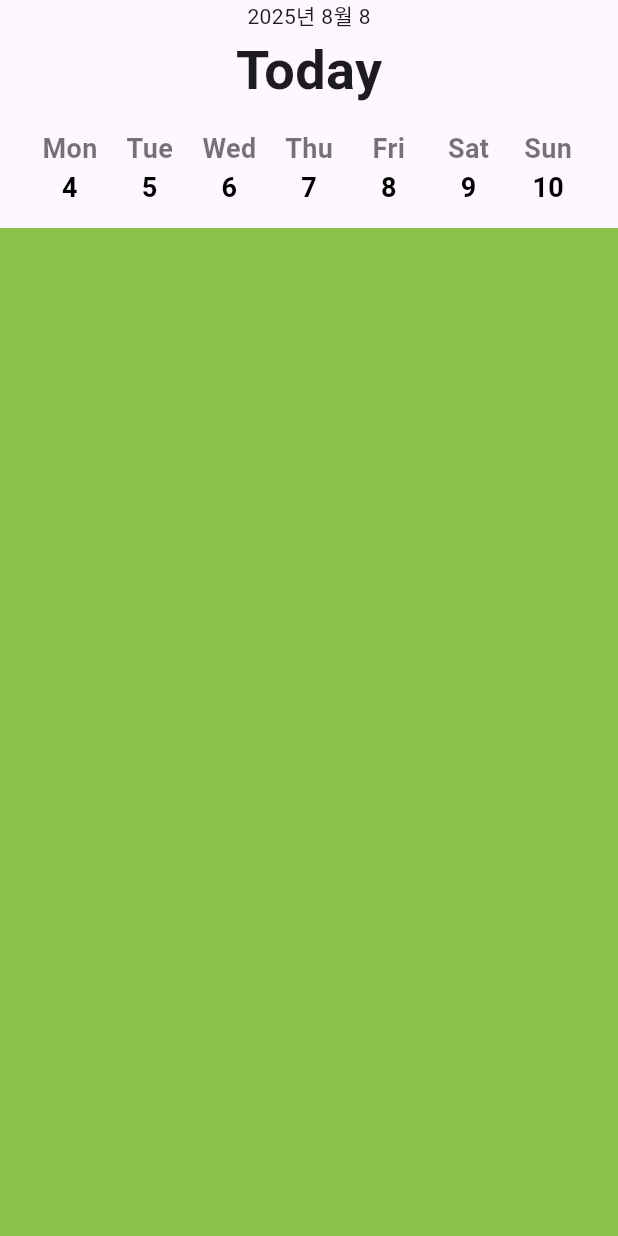
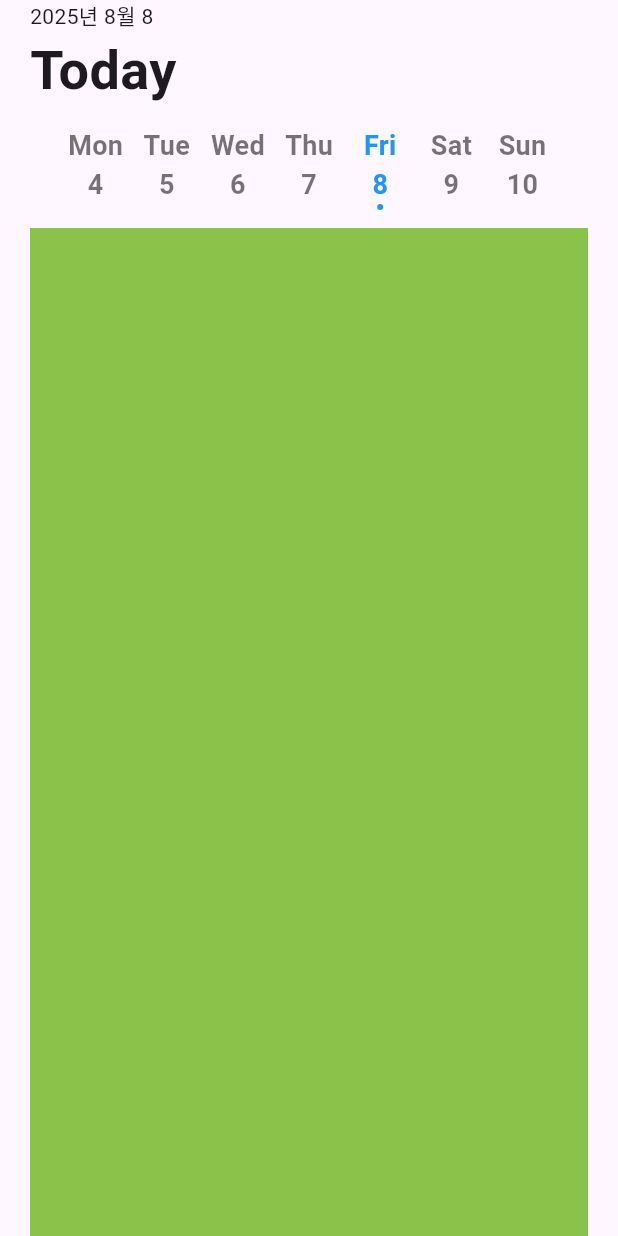
Before and after one commit to seoyeon-haru/flutter-morning-ui, a Flutter app: the Home0806 screen opened directly, on a phone screen of 412 x 824 dp. Run offline on Flutter 3.47's test engine with Material 3 defaults, Android fonts, the light colour scheme and no system bars.

Commit message:
8월 8일 WIP 가로 달력 구현 중

```diff
--- a/lib/ui_0806.dart
+++ b/lib/ui_0806.dart
@@ -8,7 +8,10 @@ class Home0806 extends StatelessWidget {
 
     return Scaffold(
       body: SafeArea(
+        child: Padding(
+          padding: EdgeInsets.symmetric(horizontal: 20),
           child: Column(
+            crossAxisAlignment: CrossAxisAlignment.start,
             children: [
               Text("${today.year}년 ${today.month}월 ${today.day}"),
               Text(
@@ -21,19 +24,39 @@ class Home0806 extends StatelessWidget {
                   itemCount: 10,
                   itemBuilder: (context, index) {
                     // TODO today 라는변수에 담긴 값을 이용해서 날짜 출력!
+                    print(index);
+                    // index == 0 => 오늘날짜가 포함된 주차
+                    // index == 1 => 오늘날짜가 포함된 주차의 다음주
+                    // index == 2 => 오늘날짜가 포함된 주차의 다다음주
+                    // ...
+                    // index == 9 => 오늘날짜가 포함된 주차의 9주 후
+                    // 날짜 위젯이 오늘일때는 파란색으로 출력, 날짜밑에 점(.) 출력
+                    // 오늘 날짜가 속한 주의 월요일 찾기!
+                    DateTime startOfWeek = today.subtract(
+                      Duration(days: today.weekday - 1),
+                    );
+                    startOfWeek = startOfWeek.add(Duration(days: index * 7));
+                    List<Widget> children = [];
+                    final dayNames = [
+                      "Mon",
+                      "Tue",
+                      "Wed",
+                      "Thu",
+                      "Fri",
+                      "Sat",
+                      "Sun",
+                    ];
+                    for (var i = 0; i < 7; i++) {
+                      int dayNumber = startOfWeek.day + i;
+                      bool isToday = dayNumber == today.day &&
+                          startOfWeek.month == today.month &&
+                          startOfWeek.year == today.year;
+                      children.add(day(dayNames[i], "$dayNumber", isToday));
+                    }
+
                     return Padding(
                       padding: const EdgeInsets.symmetric(horizontal: 20),
-                    child: Row(
-                      children: [
-                        day("Mon", "4"),
-                        day("Tue", "5"),
-                        day("Wed", "6"),
-                        day("Thu", "7"),
-                        day("Fri", "8"),
-                        day("Sat", "9"),
-                        day("Sun", "10"),
-                      ],
-                    ),
+                      child: Row(children: children),
                     );
                   },
                 ),
@@ -43,28 +66,36 @@ class Home0806 extends StatelessWidget {
             ],
           ),
         ),
+      ),
     );
   }
 
-  Widget day(String dayLabel, String day) {
+  Widget day(String dayLabel, String day, bool isToday) {
+    Color selectedColor = Colors.blue;
+    final textStyle = isToday
+        ? TextStyle(
+            fontSize: 18,
+            fontWeight: FontWeight.bold,
+            color: selectedColor,
+          )
+        : TextStyle(
+            fontSize: 18,
+            fontWeight: FontWeight.bold,
+            color: Colors.black54,
+          );
+
     return Expanded(
       child: Column(
         mainAxisAlignment: MainAxisAlignment.center,
         children: [
-          Text(
-            dayLabel,
-            style: TextStyle(
-              fontSize: 18,
-              fontWeight: FontWeight.bold,
-              color: Colors.black54,
-            ),
-          ),
-          Text(
-            day,
-            style: TextStyle(
-              fontSize: 18,
-              fontWeight: FontWeight.bold,
-              color: Colors.black,
+          Text(dayLabel, style: textStyle),
+          Text(day, style: textStyle),
+          Container(
+            width: 4,
+            height: 4,
+            decoration: BoxDecoration(
+              color: isToday ? selectedColor : null,
+              shape: BoxShape.circle,
             ),
           ),
         ],
```
Lines whose indentation alone changed are shown as unchanged.
